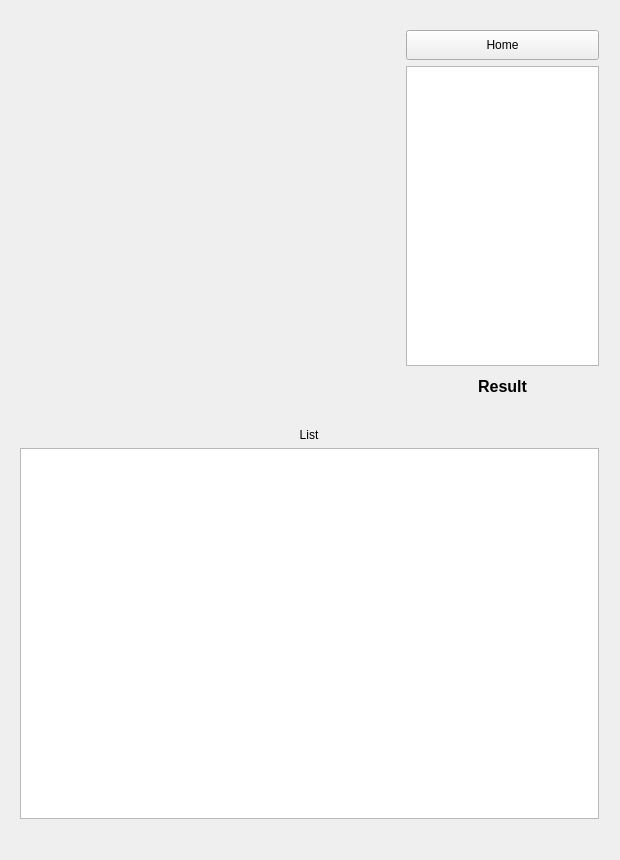
Old version of the form UI/SC2.ui in the repository ffeff45/A-BPPV-type-classification-assistance-system.
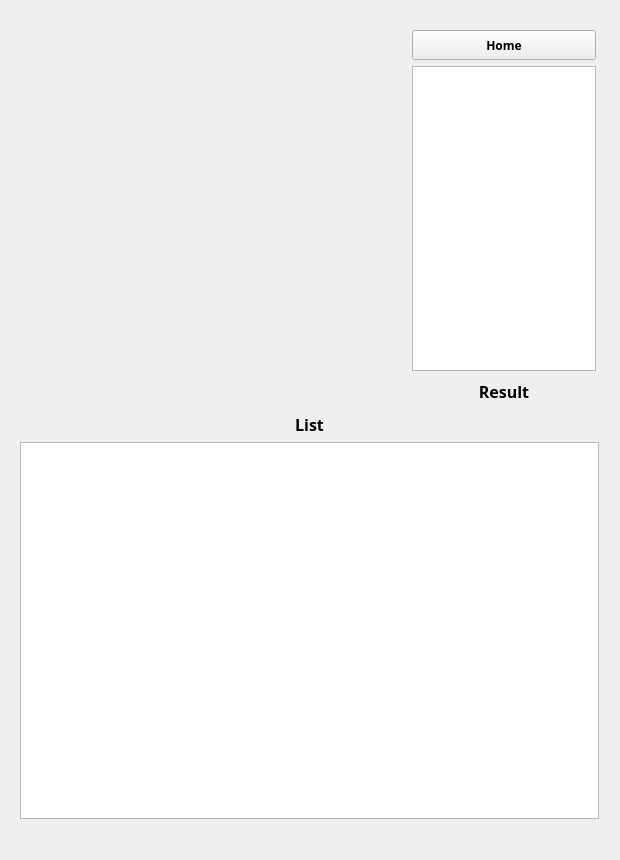
New version of the form.

```diff
--- a/UI/SC2.ui
+++ b/UI/SC2.ui
@@ -19,7 +19,7 @@
   <property name="windowTitle">
    <string>Form</string>
   </property>
-  <widget class="QWidget" name="">
+  <widget class="QWidget" name="layoutWidget">
    <property name="geometry">
     <rect>
      <x>20</x>
@@ -41,6 +41,12 @@
             <height>0</height>
            </size>
           </property>
+          <property name="maximumSize">
+           <size>
+            <width>380</width>
+            <height>380</height>
+           </size>
+          </property>
           <property name="text">
            <string/>
           </property>
@@ -56,19 +62,53 @@
               <height>30</height>
              </size>
             </property>
+            <property name="maximumSize">
+             <size>
+              <width>184</width>
+              <height>16777215</height>
+             </size>
+            </property>
+            <property name="font">
+             <font>
+              <family>D2Coding</family>
+              <weight>75</weight>
+              <bold>true</bold>
+             </font>
+            </property>
             <property name="text">
              <string>Home</string>
             </property>
            </widget>
           </item>
           <item>
-           <widget class="QTextEdit" name="Sc2_ResultView">
-            <property name="minimumSize">
+           <widget class="QTextBrowser" name="Sc2_ResultView">
+            <property name="maximumSize">
              <size>
-              <width>0</width>
-              <height>100</height>
+              <width>184</width>
+              <height>16777215</height>
              </size>
             </property>
+            <property name="font">
+             <font>
+              <family>D2Coding</family>
+              <pointsize>24</pointsize>
+              <weight>75</weight>
+              <bold>true</bold>
+             </font>
+            </property>
+            <property name="verticalScrollBarPolicy">
+             <enum>Qt::ScrollBarAsNeeded</enum>
+            </property>
+            <property name="sizeAdjustPolicy">
+             <enum>QAbstractScrollArea::AdjustToContents</enum>
+            </property>
+            <property name="html">
+             <string>&lt;!DOCTYPE HTML PUBLIC &quot;-//W3C//DTD HTML 4.0//EN&quot; &quot;http://www.w3.org/TR/REC-html40/strict.dtd&quot;&gt;
+&lt;html&gt;&lt;head&gt;&lt;meta name=&quot;qrichtext&quot; content=&quot;1&quot; /&gt;&lt;style type=&quot;text/css&quot;&gt;
+p, li { white-space: pre-wrap; }
+&lt;/style&gt;&lt;/head&gt;&lt;body style=&quot; font-family:'D2Coding'; font-size:24pt; font-weight:600; font-style:normal;&quot;&gt;
+&lt;p align=&quot;center&quot; style=&quot;-qt-paragraph-type:empty; margin-top:0px; margin-bottom:0px; margin-left:0px; margin-right:0px; -qt-block-indent:0; text-indent:0px;&quot;&gt;&lt;br /&gt;&lt;/p&gt;&lt;/body&gt;&lt;/html&gt;</string>
+            </property>
            </widget>
           </item>
           <item>
@@ -79,6 +119,20 @@
               <height>30</height>
              </size>
             </property>
+            <property name="maximumSize">
+             <size>
+              <width>184</width>
+              <height>16777215</height>
+             </size>
+            </property>
+            <property name="font">
+             <font>
+              <family>D2Coding</family>
+              <pointsize>12</pointsize>
+              <weight>75</weight>
+              <bold>true</bold>
+             </font>
+            </property>
             <property name="text">
              <string>&lt;html&gt;&lt;head/&gt;&lt;body&gt;&lt;p align=&quot;center&quot;&gt;&lt;span style=&quot; font-size:12pt; font-weight:600;&quot;&gt;Result&lt;/span&gt;&lt;/p&gt;&lt;/body&gt;&lt;/html&gt;</string>
             </property>
@@ -88,13 +142,6 @@
         </item>
        </layout>
       </item>
-      <item>
-       <widget class="QLabel" name="label_4">
-        <property name="text">
-         <string/>
-        </property>
-       </widget>
-      </item>
       <item alignment="Qt::AlignHCenter">
        <widget class="QLabel" name="Sc2_ListText">
         <property name="maximumSize">
@@ -103,18 +150,31 @@
           <height>30</height>
          </size>
         </property>
+        <property name="font">
+         <font>
+          <family>D2Coding</family>
+          <pointsize>12</pointsize>
+          <weight>75</weight>
+          <bold>true</bold>
+         </font>
+        </property>
         <property name="text">
          <string>&lt;html&gt;&lt;head/&gt;&lt;body&gt;&lt;p align=&quot;center&quot;&gt;List&lt;/p&gt;&lt;/body&gt;&lt;/html&gt;</string>
         </property>
        </widget>
       </item>
       <item>
-       <widget class="QListWidget" name="Sc2_ListView">
-        <property name="minimumSize">
-         <size>
-          <width>0</width>
-          <height>250</height>
-         </size>
+       <widget class="QTableWidget" name="Sc2_ListView">
+        <property name="font">
+         <font>
+          <family>D2Coding</family>
+         </font>
+        </property>
+        <property name="selectionMode">
+         <enum>QAbstractItemView::NoSelection</enum>
+        </property>
+        <property name="selectionBehavior">
+         <enum>QAbstractItemView::SelectItems</enum>
         </property>
        </widget>
       </item>
```
